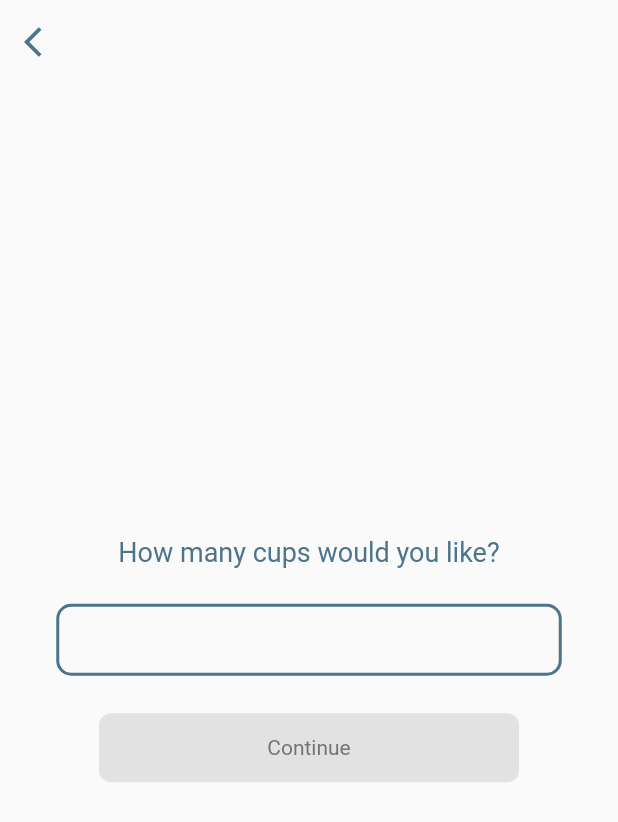
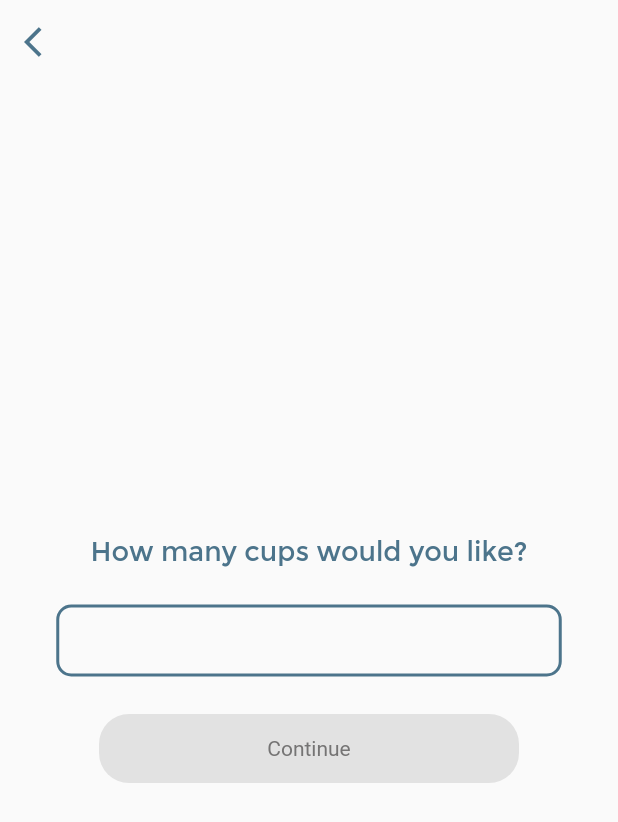
Before and after one commit to Wilhemn/homebrew, a Flutter app: the CupsScreen screen opened directly, after a tap on "Continue", on a phone screen of 412 x 824 dp. Shown: the top 822 px of the screen. Run offline on Flutter 3.47's test engine with Material 2 defaults, Android fonts, the phone set to English and light mode, and no system bars.

```diff
--- a/lib/models/coffee.dart
+++ b/lib/models/coffee.dart
@@ -42,7 +42,6 @@ class Homebrew {
     } else {
       return true;
     }
-    // return userInput.isNotEmpty && RegExp(r'^[1-9][0-9]*$|[a-zA-Z]').hasMatch(userInput);
 
   }
 
--- a/lib/screens/choose_device_screen.dart
+++ b/lib/screens/choose_device_screen.dart
@@ -82,6 +82,7 @@ class _ChooseDeviceScreenState extends State<ChooseDeviceScreen> {
                   },
                 ),
                 Divider(
+                  height: 1,
                   thickness: 2,
                   color: Color(0xFF4C748B),
                 ),
@@ -144,7 +145,7 @@ class _ChooseDeviceScreenState extends State<ChooseDeviceScreen> {
               minimumSize: Size(280, 46),
               primary: continueButton ? Color(0xFF4C748B) : Color(0xFFE2E2E2),
               shape: RoundedRectangleBorder(
-                borderRadius: BorderRadius.circular(8),
+                borderRadius: BorderRadius.circular(20),
               ),
               elevation: 0,
             ),
--- a/lib/screens/cups.dart
+++ b/lib/screens/cups.dart
@@ -16,6 +16,7 @@ class _CupsScreen extends State<CupsScreen> {
   final cupsTextController = TextEditingController();
   String numCups;
   bool continueButton = false;
+  bool validInput = false;
 
   @override
 
@@ -42,7 +43,6 @@ class _CupsScreen extends State<CupsScreen> {
       body: Column(
         mainAxisAlignment: MainAxisAlignment.center,
         children: [
-
           Container(
             alignment: Alignment.center,
             child: Text(
@@ -78,15 +78,18 @@ class _CupsScreen extends State<CupsScreen> {
               ),
               decoration: InputDecoration(
                 border: InputBorder.none,
-                contentPadding: EdgeInsets.all(15),
+                contentPadding: EdgeInsets.all(12),
               ),
               onChanged: (value) {
                 setState(() {
-                    if(widget.maker.validInput(value) == false){
-                      continueButton = false;
-                    }else{
-                      continueButton = true;
-                    }
+                  numCups = value;
+                  if(widget.maker.validInput(value) == false){
+                    validInput = false;
+                    continueButton = false;
+                  }else{
+                    validInput = true;
+                    continueButton = true;
+                  }
                 });
               },
             ),
@@ -98,10 +101,12 @@ class _CupsScreen extends State<CupsScreen> {
             onPressed: () {
               cupsTextController.clear();
               setState(() {
-                if (continueButton) {
-                  Navigator.push(context, MaterialPageRoute(builder: (context)
-                  => RecommendedScreen(widget.maker, int.parse(numCups))
-                  ));
+                if (validInput == true) {
+                  cupsTextController.clear();
+                  Navigator.push(
+                    context,
+                    MaterialPageRoute(builder: (context) => RecommendedScreen(widget.maker, int.parse(numCups))),
+                  );
                 }
               });
             },
@@ -118,7 +123,7 @@ class _CupsScreen extends State<CupsScreen> {
                 minimumSize: Size(280, 46),
                 primary: continueButton ? Color(0xFF4C748B) : Color(0xFFE2E2E2),
                 shape: RoundedRectangleBorder(
-                  borderRadius: BorderRadius.circular(8),
+                  borderRadius: BorderRadius.circular(20),
                 ),
                 elevation: 0,
               ),
--- a/lib/screens/recommended.dart
+++ b/lib/screens/recommended.dart
@@ -1,6 +1,6 @@
 import 'package:flutter/material.dart';
-import 'package:homebrew/screens/choose_device_screen.dart';
 import 'package:homebrew/models/coffee.dart';
+import 'package:homebrew/screens/splash_screen.dart';
 
 class RecommendedScreen extends StatefulWidget {
 
@@ -148,7 +148,7 @@ class _RecommendedScreenState extends State<RecommendedScreen> {
           ElevatedButton(
             onPressed: () {
                   Navigator.push(context,
-                    MaterialPageRoute(builder: (context)=>ChooseDeviceScreen()));
+                    MaterialPageRoute(builder: (context)=>SplashScreen()));
               setState(() {});
             },
             child: Text(
--- a/lib/screens/splash_screen.dart
+++ b/lib/screens/splash_screen.dart
@@ -38,6 +38,7 @@ class _SplashScreenState extends State<SplashScreen> {
               child: FittedBox(
                 fit: BoxFit.fitWidth,
                   child: Text("HOMEBREW",
+                  key: Key('homebrew'),
                   style: TextStyle(
                     fontFamily: 'Norwester',
                     fontSize: 48,
--- a/lib/utils/coffee_tools.dart
+++ b/lib/utils/coffee_tools.dart
@@ -12,7 +12,7 @@ class CoffeeTools {
     if(ounces <= 0){
       throw ArgumentError();
     }
-    return (ounces * 29.57);
+    return (ounces * 28.35);
   }
 
   static double frenchPressCoffeeAmount(double water) {
```
Also changed, not shown: pubspec.yaml (+7 -1 lines), test_driver/app_test.dart (+14 -26 lines), 1 other file.
